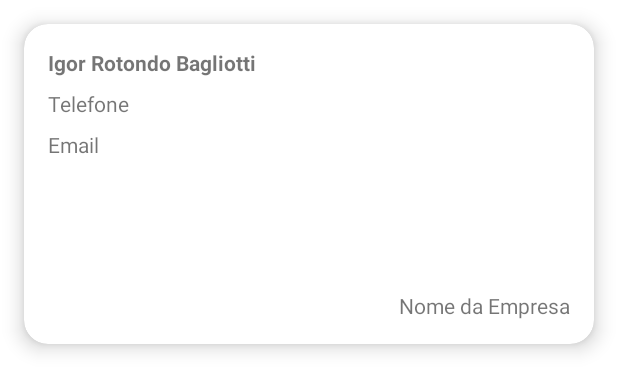
After one commit to andrericardoweb/app-business-card, an Android app: the layout item_business_card.xml on its own in the app's theme, with its tools: preview values and no code run, on a phone screen of 412 x 824 dp. The commit adds this screen. Shown: the top 391 px of the screen. Run offline under Robolectric (Android 15) with nearby library versions, the phone set to English and light mode, and no system bars.

Commit message:
criacao do layout da main

```diff
--- a/app/src/main/AndroidManifest.xml
+++ b/app/src/main/AndroidManifest.xml
@@ -4,6 +4,7 @@
     package="dev.andrericardo.businesscard">
 
     <application
+        android:name=".App"
         android:allowBackup="true"
         android:dataExtractionRules="@xml/data_extraction_rules"
         android:fullBackupContent="@xml/backup_rules"
@@ -14,7 +15,7 @@
         android:theme="@style/Theme.BusinessCard"
         tools:targetApi="31">
         <activity
-            android:name=".MainActivity"
+            android:name=".ui.MainActivity"
             android:exported="true">
             <intent-filter>
                 <action android:name="android.intent.action.MAIN" />
--- /dev/null
+++ b/app/src/main/java/dev/andrericardo/businesscard/App.kt
@@ -0,0 +1,6 @@
+package dev.andrericardo.businesscard
+
+import android.app.Application
+
+class App : Application() {
+}
--- /dev/null
+++ b/app/src/main/res/drawable/ic_add.xml
@@ -0,0 +1,5 @@
+<vector android:height="24dp" android:tint="#FFFFFF"
+    android:viewportHeight="24" android:viewportWidth="24"
+    android:width="24dp" xmlns:android="http://schemas.android.com/apk/res/android">
+    <path android:fillColor="@android:color/white" android:pathData="M18,13h-5v5c0,0.55 -0.45,1 -1,1s-1,-0.45 -1,-1v-5H6c-0.55,0 -1,-0.45 -1,-1s0.45,-1 1,-1h5V6c0,-0.55 0.45,-1 1,-1s1,0.45 1,1v5h5c0.55,0 1,0.45 1,1s-0.45,1 -1,1z"/>
+</vector>
--- /dev/null
+++ b/app/src/main/res/layout/item_business_card.xml
@@ -0,0 +1,69 @@
+<?xml version="1.0" encoding="utf-8"?>
+<androidx.constraintlayout.widget.ConstraintLayout xmlns:android="http://schemas.android.com/apk/res/android"
+    xmlns:app="http://schemas.android.com/apk/res-auto"
+    xmlns:tools="http://schemas.android.com/tools"
+    android:layout_width="match_parent"
+    android:layout_height="wrap_content">
+
+    <com.google.android.material.card.MaterialCardView
+        android:id="@+id/cd_content"
+        android:layout_width="match_parent"
+        android:layout_height="0dp"
+        android:checkable="true"
+        android:clickable="true"
+        android:focusable="true"
+        app:cardCornerRadius="16dp"
+        app:cardElevation="8dp"
+        android:layout_margin="16dp"
+        app:layout_constraintBottom_toBottomOf="parent"
+        app:layout_constraintDimensionRatio="16:9"
+        app:layout_constraintEnd_toEndOf="parent"
+        app:layout_constraintLeft_toLeftOf="parent"
+        app:layout_constraintTop_toTopOf="parent">
+
+        <androidx.constraintlayout.widget.ConstraintLayout
+            android:id="@+id/cv_content_card"
+            android:layout_width="match_parent"
+            android:layout_height="match_parent"
+            android:layout_margin="16dp">
+
+            <com.google.android.material.textview.MaterialTextView
+                android:id="@+id/tv_nome"
+                android:layout_width="wrap_content"
+                android:layout_height="wrap_content"
+                android:textStyle="bold"
+                app:layout_constraintStart_toStartOf="parent"
+                app:layout_constraintTop_toTopOf="parent"
+                tools:text="Igor Rotondo Bagliotti" />
+
+            <com.google.android.material.textview.MaterialTextView
+                android:id="@+id/tv_telefone"
+                android:layout_width="wrap_content"
+                android:layout_height="wrap_content"
+                android:layout_marginTop="8dp"
+                app:layout_constraintLeft_toLeftOf="parent"
+                app:layout_constraintTop_toBottomOf="@id/tv_nome"
+                tools:text="Telefone" />
+
+            <com.google.android.material.textview.MaterialTextView
+                android:id="@+id/tv_email"
+                android:layout_width="wrap_content"
+                android:layout_height="wrap_content"
+                android:layout_marginTop="8dp"
+                app:layout_constraintLeft_toLeftOf="parent"
+                app:layout_constraintTop_toBottomOf="@id/tv_telefone"
+                tools:text="Email" />
+
+            <com.google.android.material.textview.MaterialTextView
+                android:id="@+id/tv_nome_empresa"
+                android:layout_width="wrap_content"
+                android:layout_height="wrap_content"
+                app:layout_constraintBottom_toBottomOf="parent"
+                app:layout_constraintEnd_toEndOf="parent"
+                tools:text="Nome da Empresa" />
+
+        </androidx.constraintlayout.widget.ConstraintLayout>
+
+    </com.google.android.material.card.MaterialCardView>
+
+</androidx.constraintlayout.widget.ConstraintLayout>
--- a/app/src/main/res/values-night/themes.xml
+++ b/app/src/main/res/values-night/themes.xml
@@ -1,6 +1,6 @@
 <resources xmlns:tools="http://schemas.android.com/tools">
     <!-- Base application theme. -->
-    <style name="Theme.BusinessCard" parent="Theme.MaterialComponents.DayNight.DarkActionBar">
+    <style name="Theme.BusinessCard" parent="Theme.MaterialComponents.DayNight.NoActionBar">
         <!-- Primary brand color. -->
         <item name="colorPrimary">@color/purple_200</item>
         <item name="colorPrimaryVariant">@color/purple_700</item>
--- a/app/src/main/res/values/strings.xml
+++ b/app/src/main/res/values/strings.xml
@@ -1,3 +1,4 @@
 <resources>
     <string name="app_name">BusinessCard</string>
+    <string name="label_business_card">Cartão de Visita</string>
 </resources>
--- a/app/src/main/res/values/themes.xml
+++ b/app/src/main/res/values/themes.xml
@@ -1,6 +1,6 @@
 <resources xmlns:tools="http://schemas.android.com/tools">
     <!-- Base application theme. -->
-    <style name="Theme.BusinessCard" parent="Theme.MaterialComponents.DayNight.DarkActionBar">
+    <style name="Theme.BusinessCard" parent="Theme.MaterialComponents.DayNight.NoActionBar">
         <!-- Primary brand color. -->
         <item name="colorPrimary">@color/purple_500</item>
         <item name="colorPrimaryVariant">@color/purple_700</item>
@@ -10,7 +10,7 @@
         <item name="colorSecondaryVariant">@color/teal_700</item>
         <item name="colorOnSecondary">@color/black</item>
         <!-- Status bar color. -->
-        <item name="android:statusBarColor" tools:targetApi="l">?attr/colorPrimaryVariant</item>
+        <item name="android:statusBarColor" tools:targetApi="l">?attr/colorOnSecondary</item>
         <!-- Customize your theme here. -->
     </style>
 </resources>
```
Also changed, not shown: app/build.gradle (+19 -1 lines), app/src/main/java/dev/andrericardo/businesscard/MainActivity.kt (deleted, +0 -11 lines), app/src/main/java/dev/andrericardo/businesscard/ui/MainActivity.kt (added, +17 -0 lines), app/src/main/res/layout/activity_main.xml (+25 -3 lines).
